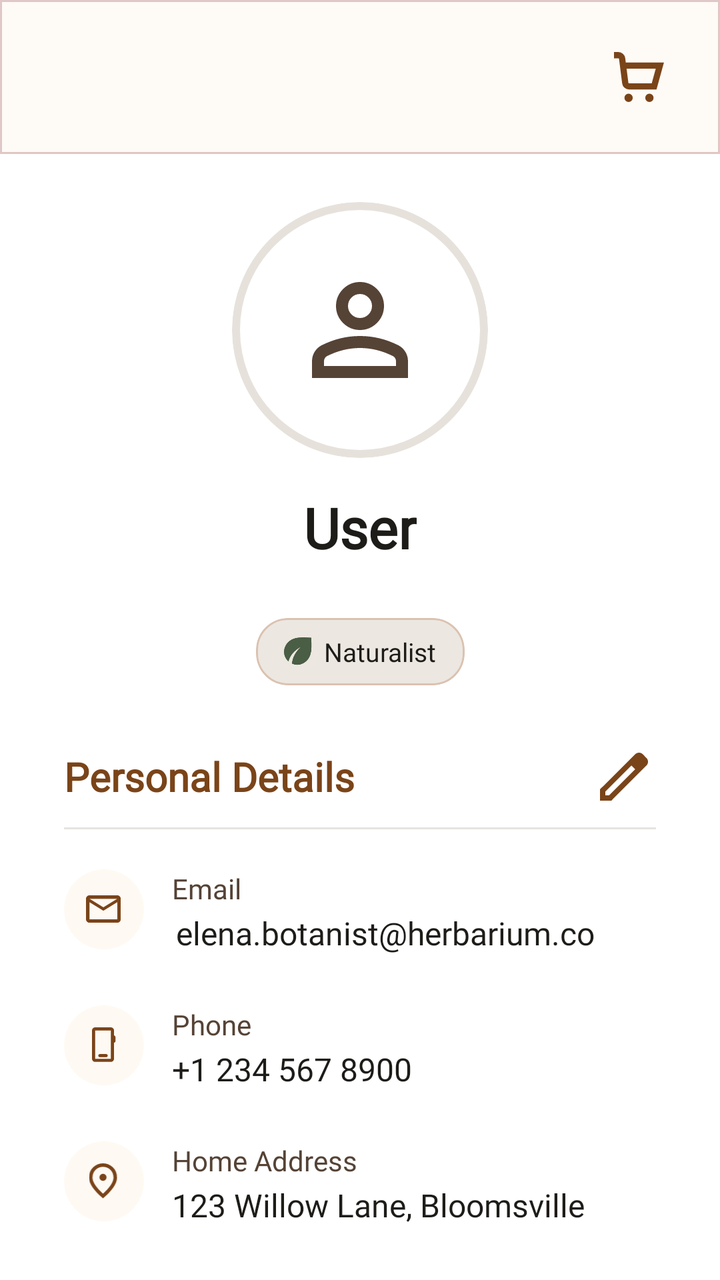
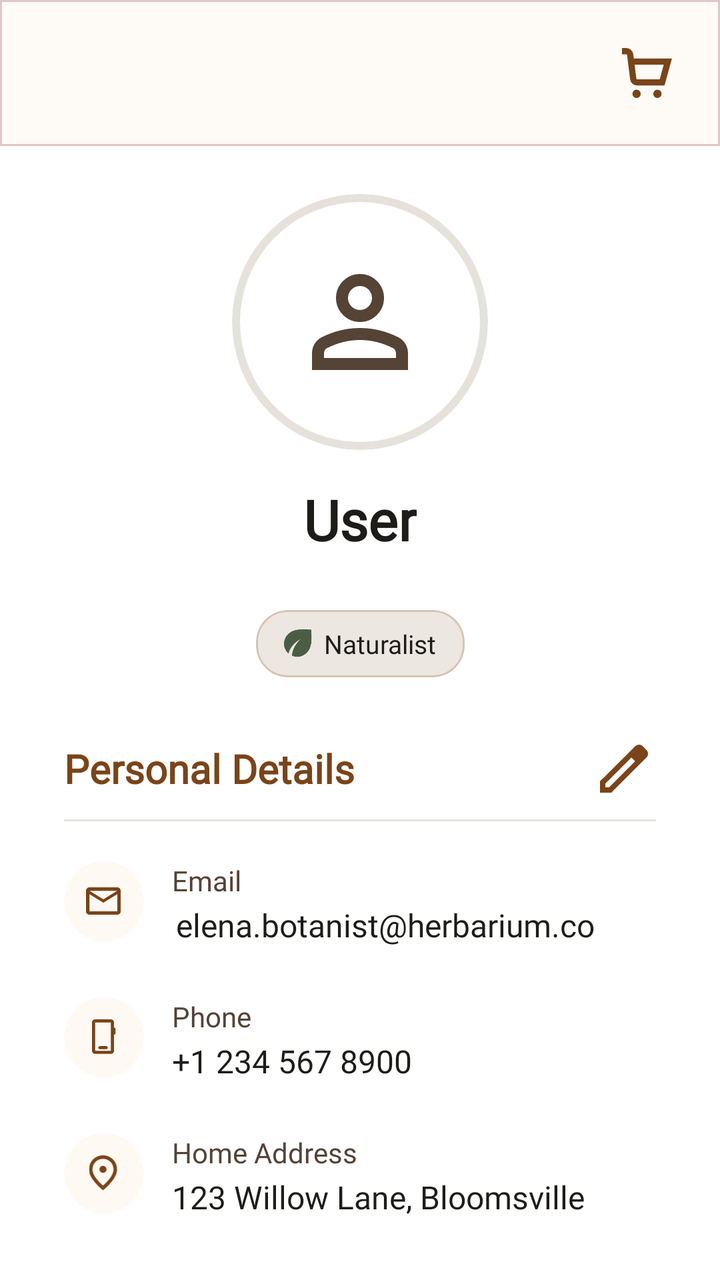

Compare the two renders of this Android layout. The source of the first and the diff that turns it into the second are given below.
<!-- AndroidManifest.xml: application theme Theme.PersonalMidterm -->
<!-- res/layout/fragment_profile.xml -->
<?xml version="1.0" encoding="utf-8"?>
<androidx.constraintlayout.widget.ConstraintLayout xmlns:android="http://schemas.android.com/apk/res/android"
    xmlns:app="http://schemas.android.com/apk/res-auto"
    android:layout_width="match_parent"
    android:layout_height="match_parent"
    xmlns:tools="http://schemas.android.com/tools">

    <include
        android:id="@+id/header"
        layout="@layout/layout_app_header"
        app:layout_constraintEnd_toEndOf="parent"
        app:layout_constraintStart_toStartOf="parent"
        app:layout_constraintTop_toTopOf="parent" />

    <androidx.core.widget.NestedScrollView
        android:layout_width="0dp"
        android:layout_height="0dp"
        android:fillViewport="true"
        android:paddingBottom="100dp"
        android:clipToPadding="false"
        app:layout_constraintTop_toBottomOf="@id/header"
        app:layout_constraintStart_toStartOf="parent"
        app:layout_constraintEnd_toEndOf="parent"
        app:layout_constraintBottom_toBottomOf="parent">

        <androidx.constraintlayout.widget.ConstraintLayout
            android:layout_width="match_parent"
            android:layout_height="wrap_content"
            android:paddingHorizontal="32dp"
            android:paddingBottom="24dp">

            
            <com.google.android.material.card.MaterialCardView
                android:id="@+id/profile_photo_bg"
                android:layout_width="128dp"
                android:layout_height="128dp"
                android:layout_marginTop="24dp"
                app:cardCornerRadius="9999dp"
                app:cardElevation="0dp"
                app:strokeWidth="4dp"
                app:strokeColor="#E6E2DB"
                app:layout_constraintStart_toStartOf="parent"
                app:layout_constraintEnd_toEndOf="parent"
                app:layout_constraintTop_toTopOf="parent">

                <ImageView
                    android:id="@+id/iv_profile_photo"
                    android:layout_width="match_parent"
                    android:layout_height="match_parent"
                    android:scaleType="fitCenter"
                    android:padding="40dp"
                    android:src="@drawable/profile" />

            </com.google.android.material.card.MaterialCardView>

            
            <com.google.android.material.card.MaterialCardView
                android:id="@+id/btn_change_photo"
                android:layout_width="32dp"
                android:layout_height="32dp"
                app:cardCornerRadius="16dp"
                app:cardElevation="2dp"
                app:cardBackgroundColor="@color/theme_brown"
                app:strokeColor="#E6E2DB"
                app:strokeWidth="2dp"
                android:visibility="gone"
                app:layout_constraintEnd_toEndOf="@id/profile_photo_bg"
                app:layout_constraintBottom_toBottomOf="@id/profile_photo_bg"
                tools:visibility="visible">

                <ImageView
                    android:layout_width="16dp"
                    android:layout_height="16dp"
                    android:layout_gravity="center"
                    android:src="@drawable/ic_plus"
                    app:tint="@color/white" />

            </com.google.android.material.card.MaterialCardView>

            
            <TextView
                android:id="@+id/tv_profile_name"
                android:layout_width="wrap_content"
                android:layout_height="wrap_content"
                android:layout_marginTop="16dp"
                android:fontFamily="@font/playfairdisplay_bold"
                android:text="User"
                android:textColor="@color/text_primary"
                android:textSize="28sp"
                android:textStyle="bold"
                app:layout_constraintStart_toStartOf="parent"
                app:layout_constraintEnd_toEndOf="parent"
                app:layout_constraintTop_toBottomOf="@id/profile_photo_bg" />

            <com.google.android.material.textfield.TextInputEditText
                android:id="@+id/et_profile_name"
                android:layout_width="wrap_content"
                android:layout_height="wrap_content"
                android:layout_marginTop="16dp"
                android:background="@drawable/bg_edit_underline"
                android:fontFamily="@font/playfairdisplay_bold"
                android:gravity="center"
                android:hint="Name"
                android:inputType="textPersonName"
                android:paddingHorizontal="8dp"
                android:text="User"
                android:textColor="@color/text_primary"
                android:textColorHint="@color/text_secondary"
                android:textSize="28sp"
                android:textStyle="bold"
                android:visibility="gone"
                app:layout_constraintStart_toStartOf="parent"
                app:layout_constraintEnd_toEndOf="parent"
                app:layout_constraintTop_toBottomOf="@id/profile_photo_bg"
                tools:visibility="visible" />

            <com.google.android.material.card.MaterialCardView
                android:id="@+id/tag_badge_bg"
                android:layout_width="wrap_content"
                android:layout_height="wrap_content"
                android:layout_marginTop="80dp"
                app:cardCornerRadius="16dp"
                app:cardElevation="0dp"
                app:cardBackgroundColor="#ECE7E1"
                app:strokeColor="#DBC2B0"
                app:strokeWidth="1dp"
                app:layout_constraintStart_toStartOf="parent"
                app:layout_constraintEnd_toEndOf="parent"
                app:layout_constraintTop_toBottomOf="@id/profile_photo_bg">

                <LinearLayout
                    android:layout_width="wrap_content"
                    android:layout_height="wrap_content"
                    android:gravity="center_vertical"
                    android:orientation="horizontal"
                    android:paddingHorizontal="14dp"
                    android:paddingVertical="8dp">

                    <ImageView
                        android:id="@+id/iv_tag_icon"
                        android:layout_width="14dp"
                        android:layout_height="14dp"
                        android:src="@drawable/ic_leaf"
                        app:tint="@color/theme_green_badge" />

                    <TextView
                        android:id="@+id/tv_tag_label"
                        android:layout_width="wrap_content"
                        android:layout_height="wrap_content"
                        android:layout_marginStart="6dp"
                        android:fontFamily="@font/manrope_bold"
                        android:text="Naturalist"
                        android:textColor="@color/text_primary"
                        android:textSize="13sp" />

                </LinearLayout>
            </com.google.android.material.card.MaterialCardView>

            
            <TextView
                android:id="@+id/tv_details_title"
                android:layout_width="0dp"
                android:layout_height="wrap_content"
                android:layout_marginTop="32dp"
                android:fontFamily="@font/playfairdisplay_bold"
                android:text="Personal Details"
                android:textColor="@color/theme_brown"
                android:textSize="20sp"
                android:textStyle="bold"
                app:layout_constraintStart_toStartOf="parent"
                app:layout_constraintEnd_toStartOf="@id/btn_edit_details"
                app:layout_constraintTop_toBottomOf="@id/tag_badge_bg" />

            <ImageButton
                android:id="@+id/btn_edit_details"
                android:layout_width="32dp"
                android:layout_height="32dp"
                android:background="@android:color/transparent"
                android:src="@drawable/ic_edit_pencil"
                app:tint="@color/theme_brown"
                android:visibility="visible"
                app:layout_constraintEnd_toEndOf="parent"
                app:layout_constraintTop_toTopOf="@id/tv_details_title"
                app:layout_constraintBottom_toBottomOf="@id/tv_details_title" />

            <ImageButton
                android:id="@+id/btn_save_details"
                android:layout_width="32dp"
                android:layout_height="32dp"
                android:background="@android:color/transparent"
                android:src="@drawable/ic_check"
                android:visibility="gone"
                android:scaleType="fitCenter"
                app:tint="@color/theme_brown"
                app:layout_constraintEnd_toEndOf="parent"
                app:layout_constraintTop_toTopOf="@id/tv_details_title"
                app:layout_constraintBottom_toBottomOf="@id/tv_details_title" />

            <View
                android:id="@+id/details_divider"
                android:layout_width="0dp"
                android:layout_height="1dp"
                android:layout_marginTop="12dp"
                android:background="@color/divider_light"
                app:layout_constraintStart_toStartOf="parent"
                app:layout_constraintEnd_toEndOf="parent"
                app:layout_constraintTop_toBottomOf="@id/tv_details_title" />

            
            <com.google.android.material.card.MaterialCardView
                android:id="@+id/icon_bg_email"
                android:layout_width="40dp"
                android:layout_height="40dp"
                android:layout_marginTop="20dp"
                app:cardCornerRadius="20dp"
                app:cardElevation="0dp"
                app:cardBackgroundColor="@color/card_cream"
                app:layout_constraintStart_toStartOf="parent"
                app:layout_constraintTop_toBottomOf="@id/details_divider">

                <ImageView
                    android:layout_width="18dp"
                    android:layout_height="18dp"
                    android:layout_gravity="center"
                    android:src="@drawable/ic_mail"
                    app:tint="@color/theme_brown" />

            </com.google.android.material.card.MaterialCardView>

            <TextView
                android:id="@+id/tv_email_label"
                android:layout_width="0dp"
                android:layout_height="wrap_content"
                android:layout_marginStart="14dp"
                android:fontFamily="@font/manrope_bold"
                android:text="Email"
                android:textColor="@color/text_secondary"
                android:textSize="14sp"
                app:layout_constraintStart_toEndOf="@id/icon_bg_email"
                app:layout_constraintEnd_toEndOf="parent"
                app:layout_constraintTop_toTopOf="@id/icon_bg_email" />

            <TextView
                android:id="@+id/tv_email_value"
                android:layout_width="0dp"
                android:layout_height="wrap_content"
                android:layout_marginStart="16dp"
                android:layout_marginTop="2dp"
                android:fontFamily="@font/manrope_regular"
                android:text="elena.botanist@herbarium.co"
                android:textColor="@color/text_primary"
                android:textSize="16sp"
                app:layout_constraintStart_toEndOf="@id/icon_bg_email"
                app:layout_constraintEnd_toEndOf="parent"
                app:layout_constraintTop_toBottomOf="@id/tv_email_label" />

            <com.google.android.material.textfield.TextInputEditText
                android:id="@+id/et_email_value"
                android:layout_width="0dp"
                android:layout_height="wrap_content"
                android:layout_marginStart="16dp"
                android:layout_marginTop="2dp"
                android:background="@drawable/bg_edit_underline"
                android:fontFamily="@font/manrope_regular"
                android:hint="Email"
                android:inputType="textEmailAddress"
                android:padding="0dp"
                android:text="elena.botanist@herbarium.co"
                android:textColor="@color/text_primary"
                android:textColorHint="@color/text_secondary"
                android:textSize="16sp"
                android:visibility="gone"
                app:layout_constraintStart_toEndOf="@id/icon_bg_email"
                app:layout_constraintEnd_toEndOf="parent"
                app:layout_constraintTop_toBottomOf="@id/tv_email_label"
                tools:visibility="visible" />

            
            <com.google.android.material.card.MaterialCardView
                android:id="@+id/icon_bg_phone"
                android:layout_width="40dp"
                android:layout_height="40dp"
                android:layout_marginTop="28dp"
                app:cardCornerRadius="20dp"
                app:cardElevation="0dp"
                app:cardBackgroundColor="@color/card_cream"
                app:layout_constraintStart_toStartOf="parent"
                app:layout_constraintTop_toBottomOf="@id/icon_bg_email">

                <ImageView
                    android:layout_width="18dp"
                    android:layout_height="18dp"
                    android:layout_gravity="center"
                    android:src="@drawable/ic_phone"
                    app:tint="@color/theme_brown" />

            </com.google.android.material.card.MaterialCardView>

            <TextView
                android:id="@+id/tv_phone_label"
                android:layout_width="0dp"
                android:layout_height="wrap_content"
                android:layout_marginStart="14dp"
                android:fontFamily="@font/manrope_bold"
                android:text="Phone"
                android:textColor="@color/text_secondary"
                android:textSize="14sp"
                app:layout_constraintStart_toEndOf="@id/icon_bg_phone"
                app:layout_constraintEnd_toEndOf="parent"
                app:layout_constraintTop_toTopOf="@id/icon_bg_phone" />

            <TextView
                android:id="@+id/tv_phone_value"
                android:layout_width="0dp"
                android:layout_height="wrap_content"
                android:layout_marginStart="14dp"
                android:layout_marginTop="2dp"
                android:fontFamily="@font/manrope_regular"
                android:text="+1 234 567 8900"
                android:textColor="@color/text_primary"
                android:textSize="16sp"
                app:layout_constraintStart_toEndOf="@id/icon_bg_phone"
                app:layout_constraintEnd_toEndOf="parent"
                app:layout_constraintTop_toBottomOf="@id/tv_phone_label" />

            <com.google.android.material.textfield.TextInputEditText
                android:id="@+id/et_phone_value"
                android:layout_width="0dp"
                android:layout_height="wrap_content"
                android:layout_marginStart="14dp"
                android:layout_marginTop="2dp"
                android:background="@drawable/bg_edit_underline"
                android:fontFamily="@font/manrope_regular"
                android:hint="Phone"
                android:inputType="phone"
                android:padding="0dp"
                android:text="+1 234 567 8900"
                android:textColor="@color/text_primary"
                android:textColorHint="@color/text_secondary"
                android:textSize="16sp"
                android:visibility="gone"
                app:layout_constraintStart_toEndOf="@id/icon_bg_phone"
                app:layout_constraintEnd_toEndOf="parent"
                app:layout_constraintTop_toBottomOf="@id/tv_phone_label"
                tools:visibility="visible" />

            
            <com.google.android.material.card.MaterialCardView
                android:id="@+id/icon_bg_address"
                android:layout_width="40dp"
                android:layout_height="40dp"
                android:layout_marginTop="28dp"
                app:cardCornerRadius="20dp"
                app:cardElevation="0dp"
                app:cardBackgroundColor="@color/card_cream"
                app:layout_constraintStart_toStartOf="parent"
                app:layout_constraintTop_toBottomOf="@id/icon_bg_phone"
                app:layout_constraintBottom_toBottomOf="parent"
                app:layout_constraintVertical_bias="0">

                <ImageView
                    android:layout_width="18dp"
                    android:layout_height="18dp"
                    android:layout_gravity="center"
                    android:src="@drawable/ic_pin"
                    app:tint="@color/theme_brown" />

            </com.google.android.material.card.MaterialCardView>

            <TextView
                android:id="@+id/tv_address_label"
                android:layout_width="0dp"
                android:layout_height="wrap_content"
                android:layout_marginStart="14dp"
                android:fontFamily="@font/manrope_bold"
                android:text="Home Address"
                android:textColor="@color/text_secondary"
                android:textSize="14sp"
                app:layout_constraintStart_toEndOf="@id/icon_bg_address"
                app:layout_constraintEnd_toEndOf="parent"
                app:layout_constraintTop_toTopOf="@id/icon_bg_address" />

            <TextView
                android:id="@+id/tv_address_value"
                android:layout_width="0dp"
                android:layout_height="wrap_content"
                android:layout_marginStart="14dp"
                android:layout_marginTop="2dp"
                android:fontFamily="@font/manrope_regular"
                android:text="123 Willow Lane, Bloomsville"
                android:textColor="@color/text_primary"
                android:textSize="16sp"
                app:layout_constraintStart_toEndOf="@id/icon_bg_address"
                app:layout_constraintEnd_toEndOf="parent"
                app:layout_constraintTop_toBottomOf="@id/tv_address_label" />

            <com.google.android.material.textfield.TextInputEditText
                android:id="@+id/et_address_value"
                android:layout_width="0dp"
                android:layout_height="wrap_content"
                android:layout_marginStart="14dp"
                android:layout_marginTop="2dp"
                android:background="@drawable/bg_edit_underline"
                android:fontFamily="@font/manrope_regular"
                android:hint="Home Address"
                android:inputType="textPostalAddress"
                android:padding="0dp"
                android:text="123 Willow Lane, Bloomsville"
                android:textColor="@color/text_primary"
                android:textColorHint="@color/text_secondary"
                android:textSize="16sp"
                android:visibility="gone"
                app:layout_constraintStart_toEndOf="@id/icon_bg_address"
                app:layout_constraintEnd_toEndOf="parent"
                app:layout_constraintTop_toBottomOf="@id/tv_address_label"
                tools:visibility="visible" />

        </androidx.constraintlayout.widget.ConstraintLayout>
    </androidx.core.widget.NestedScrollView>

</androidx.constraintlayout.widget.ConstraintLayout>
<!-- res/layout/layout_app_header.xml (included above) -->
<?xml version="1.0" encoding="utf-8"?>
<androidx.constraintlayout.widget.ConstraintLayout xmlns:android="http://schemas.android.com/apk/res/android"
    xmlns:app="http://schemas.android.com/apk/res-auto"
    android:layout_width="match_parent"
    android:layout_height="wrap_content"
    android:padding="16dp"
    android:background="@drawable/bg_header">

    <ImageView
        android:id="@+id/back_button"
        android:layout_width="wrap_content"
        android:layout_height="wrap_content"
        android:src="@drawable/ic_back_arrow"
        android:visibility="gone"
        app:layout_constraintBottom_toBottomOf="parent"
        app:layout_constraintStart_toStartOf="parent"
        app:layout_constraintTop_toTopOf="parent" />

    <ImageButton
        android:id="@+id/user_avatar"
        android:layout_width="40dp"
        android:layout_height="40dp"
        android:src="@drawable/profile"
        android:scaleType="fitCenter"
        android:padding="8dp"
        android:backgroundTint="@android:color/transparent"
        android:visibility="gone"
        app:layout_constraintBottom_toBottomOf="parent"
        app:layout_constraintStart_toStartOf="parent"
        app:layout_constraintTop_toTopOf="parent" />

    <LinearLayout
        android:id="@+id/greeting_container"
        android:layout_width="wrap_content"
        android:layout_height="wrap_content"
        android:layout_marginStart="12dp"
        android:orientation="vertical"
        android:visibility="gone"
        app:layout_constraintBottom_toBottomOf="parent"
        app:layout_constraintStart_toEndOf="@id/user_avatar"
        app:layout_constraintTop_toTopOf="parent">

        <TextView
            android:id="@+id/greeting_text"
            android:layout_width="wrap_content"
            android:layout_height="wrap_content"
            android:text="Good Morning,"
            android:textColor="@color/theme_brown"
            android:textStyle="bold"
            android:fontFamily="@font/playfairdisplay_bold"
            android:textSize="18sp" />

        <TextView
            android:id="@+id/greeting_subtitle"
            android:layout_width="wrap_content"
            android:layout_height="wrap_content"
            android:text="Ready for your daily brew?"
            android:textSize="12sp"
            android:fontFamily="@font/manrope_regular" />
    </LinearLayout>

    <TextView
        android:id="@+id/screen_title"
        android:layout_width="wrap_content"
        android:layout_height="wrap_content"
        android:textSize="24sp"
        android:textStyle="bold"
        android:text="Menu"
        android:textColor="@color/theme_brown"
        android:fontFamily="@font/playfairdisplay_bold"
        android:visibility="gone"
        app:layout_constraintBottom_toBottomOf="parent"
        app:layout_constraintEnd_toEndOf="parent"
        app:layout_constraintStart_toStartOf="parent"
        app:layout_constraintTop_toTopOf="parent" />


    <ImageButton
        android:id="@+id/cart_icon"
        android:layout_width="wrap_content"
        android:layout_height="wrap_content"
        android:src="@drawable/ic_cart"
        android:scaleType="fitCenter"
        app:tint="@color/theme_brown"
        android:backgroundTint="@android:color/transparent"
        android:visibility="visible"
        app:layout_constraintBottom_toBottomOf="parent"
        app:layout_constraintEnd_toEndOf="parent"
        app:layout_constraintTop_toTopOf="parent"
        />

    <ImageButton
        android:id="@+id/favorite_icon"
        android:layout_width="wrap_content"
        android:layout_height="wrap_content"
        app:tint="@color/theme_brown"
        android:src="@drawable/ic_full_heart"
        android:backgroundTint="@android:color/transparent"
        android:visibility="gone"
        app:layout_constraintBottom_toBottomOf="parent"
        app:layout_constraintEnd_toStartOf="@id/cart_icon"
        app:layout_constraintTop_toTopOf="parent"
        android:layout_marginEnd="4dp"/>

</androidx.constraintlayout.widget.ConstraintLayout>
<!-- resources referenced by this layout -->
<resources>
  <color name="card_cream">#FEF9F2</color>
  <color name="divider_light">#33887364</color>
  <color name="text_primary">#1D1C18</color>
  <color name="text_secondary">#554336</color>
  <color name="theme_brown">#7A4419</color>
  <color name="theme_green_badge">#4A5D45</color>
  <color name="white">#FFFFFFFF</color>
  <!-- drawable bg_edit_underline (drawable) -->
  <layer-list xmlns:android="http://schemas.android.com/apk/res/android">
      <item android:top="-2dp" android:left="-2dp" android:right="-2dp">
          <shape android:shape="rectangle">
              <solid android:color="@android:color/transparent" />
              <stroke android:width="1dp" android:color="@color/theme_brown" />
          </shape>
      </item>
  </layer-list>
  <!-- drawable bg_header (drawable) -->
  <shape xmlns:android="http://schemas.android.com/apk/res/android">
      <solid android:color="#FEFAF5" />
      <stroke android:color="#519F5255"/>
      <stroke android:width="1dp"/>
  </shape>
  <!-- drawable ic_back_arrow (drawable) -->
  <vector xmlns:android="http://schemas.android.com/apk/res/android"
      android:width="16dp"
      android:height="16dp"
      android:viewportWidth="16"
      android:viewportHeight="16">
    <path
        android:pathData="M3.825,9L9.425,14.6L8,16L0,8L8,0L9.425,1.4L3.825,7H16V9H3.825Z"
        android:fillColor="#8D4B00"/>
  </vector>
  <!-- drawable ic_cart (drawable) -->
  <vector xmlns:android="http://schemas.android.com/apk/res/android"
      android:width="25dp"
      android:height="25dp"
      android:viewportWidth="24"
      android:viewportHeight="24">
    <path
        android:fillColor="#FF000000"
        android:pathData="M7,22m-2,0a2,2 0,1 1,4 0a2,2 0,1 1,-4 0"/>
    <path
        android:fillColor="#FF000000"
        android:pathData="M17,22m-2,0a2,2 0,1 1,4 0a2,2 0,1 1,-4 0"/>
    <path
        android:fillColor="#FF000000"
        android:pathData="M5.654,5 L5.391,2.938A3.328,3.328 0,0 0,2.087 0H0V3H2.087a0.331,0.331 0,0 1,0.326 0.3l1.5,11.759A3.327,3.327 0,0 0,7.217 18H20.4L23.974,5ZM18.112,15H7.217a0.329,0.329 0,0 1,-0.325 -0.3L6.037,8h14Z"/>
  </vector>
  <!-- drawable ic_check (drawable) -->
  <vector xmlns:android="http://schemas.android.com/apk/res/android"
      android:width="57dp"
      android:height="43dp"
      android:viewportWidth="57"
      android:viewportHeight="43">
    <path
        android:pathData="M21.25,42.25L56.5,7L49.5,0L21.25,28.25L7,14L0,21L21.25,42.25Z"
        android:fillColor="#ffffff"/>
  </vector>
  <!-- drawable ic_full_heart (drawable) -->
  <vector xmlns:android="http://schemas.android.com/apk/res/android"
      android:width="24dp"
      android:height="24dp"
      android:viewportWidth="24"
      android:viewportHeight="24">
    <path
        android:fillColor="#FF000000"
        android:pathData="M17.5,0.917a6.4,6.4 0,0 0,-5.5 3.3A6.4,6.4 0,0 0,6.5 0.917,6.8 6.8,0 0,0 0,7.967c0,6.775 10.956,14.6 11.422,14.932l0.578,0.409 0.578,-0.409C13.044,22.569 24,14.742 24,7.967A6.8,6.8 0,0 0,17.5 0.917Z"/>
  </vector>
  <!-- drawable ic_plus (drawable) -->
  <vector xmlns:android="http://schemas.android.com/apk/res/android"
      android:width="11dp"
      android:height="11dp"
      android:viewportWidth="11"
      android:viewportHeight="11">
    <path
        android:pathData="M4.5,6H0V4.5H4.5V0H6V4.5H10.5V6H6V10.5H4.5V6Z"
        android:fillColor="#8D4B00"/>
  </vector>
  <style name="Theme.PersonalMidterm" parent="Theme.MaterialComponents.DayNight.NoActionBar">
          <item name="android:textColorPrimary">@color/text_primary</item>
          <item name="android:textColorSecondary">@color/text_primary</item>
          
          <item name="android:statusBarColor">?attr/colorPrimaryVariant</item>
          
      </style>
  <!-- unchanged entries left out for length: 6 -->
</resources>

<!-- the commit's change to res/layout/fragment_profile.xml (unified diff, before → after) -->
@@ -39,6 +39,9 @@
                 app:cardElevation="0dp"
                 app:strokeWidth="4dp"
                 app:strokeColor="#E6E2DB"
+                android:clickable="true"
+                android:focusable="true"
+                android:foreground="?attr/selectableItemBackground"
                 app:layout_constraintStart_toStartOf="parent"
                 app:layout_constraintEnd_toEndOf="parent"
                 app:layout_constraintTop_toTopOf="parent">
@@ -175,7 +178,7 @@
                 android:id="@+id/btn_edit_details"
                 android:layout_width="32dp"
                 android:layout_height="32dp"
-                android:background="@android:color/transparent"
+                android:background="?attr/selectableItemBackgroundBorderless"
                 android:src="@drawable/ic_edit_pencil"
                 app:tint="@color/theme_brown"
                 android:visibility="visible"
@@ -187,7 +190,7 @@
                 android:id="@+id/btn_save_details"
                 android:layout_width="32dp"
                 android:layout_height="32dp"
-                android:background="@android:color/transparent"
+                android:background="?attr/selectableItemBackgroundBorderless"
                 android:src="@drawable/ic_check"
                 android:visibility="gone"
                 android:scaleType="fitCenter"
@@ -433,6 +436,8 @@
         android:layout_width="wrap_content"
         android:layout_height="wrap_content"
         android:src="@drawable/ic_back_arrow"
+        android:background="?attr/selectableItemBackgroundBorderless"
+        android:padding="8dp"
         android:visibility="gone"
         app:layout_constraintBottom_toBottomOf="parent"
         app:layout_constraintStart_toStartOf="parent"
@@ -445,6 +450,7 @@
         android:src="@drawable/profile"
         android:scaleType="fitCenter"
         android:padding="8dp"
+        android:background="?attr/selectableItemBackgroundBorderless"
         android:backgroundTint="@android:color/transparent"
         android:visibility="gone"
         app:layout_constraintBottom_toBottomOf="parent"
@@ -504,7 +510,9 @@
         android:src="@drawable/ic_cart"
         android:scaleType="fitCenter"
         app:tint="@color/theme_brown"
+        android:background="?attr/selectableItemBackgroundBorderless"
         android:backgroundTint="@android:color/transparent"
+        android:padding="8dp"
         android:visibility="visible"
         app:layout_constraintBottom_toBottomOf="parent"
         app:layout_constraintEnd_toEndOf="parent"
@@ -517,7 +525,9 @@
         android:layout_height="wrap_content"
         app:tint="@color/theme_brown"
         android:src="@drawable/ic_full_heart"
+        android:background="?attr/selectableItemBackgroundBorderless"
         android:backgroundTint="@android:color/transparent"
+        android:padding="8dp"
         android:visibility="gone"
         app:layout_constraintBottom_toBottomOf="parent"
         app:layout_constraintEnd_toStartOf="@id/cart_icon"
